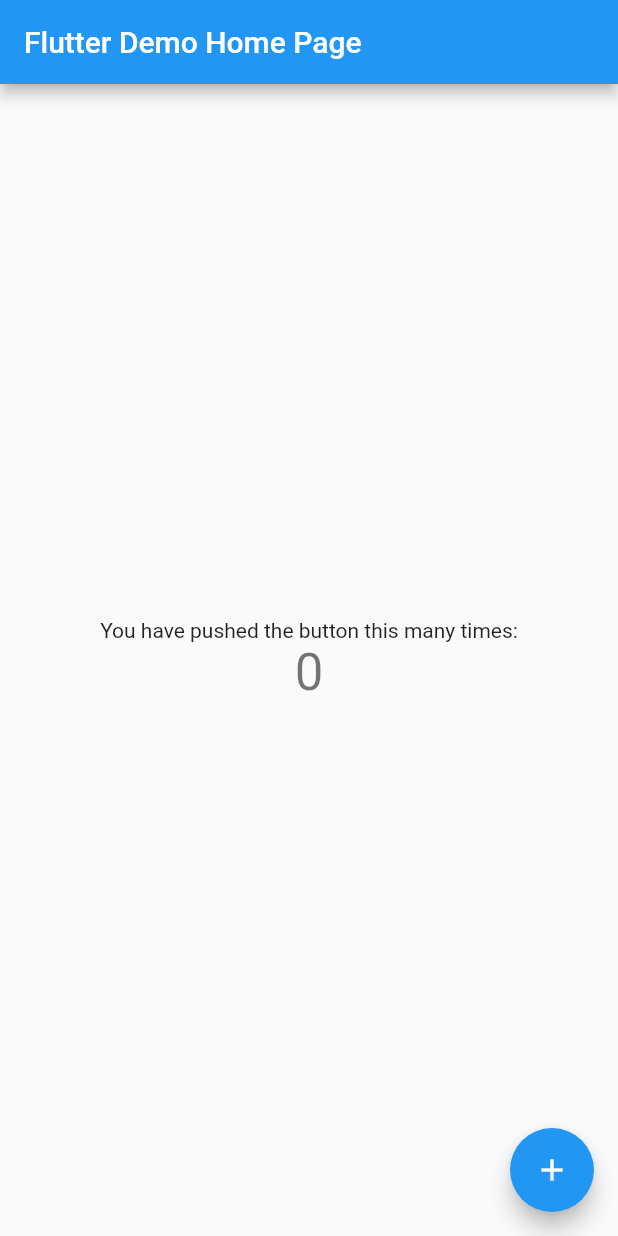
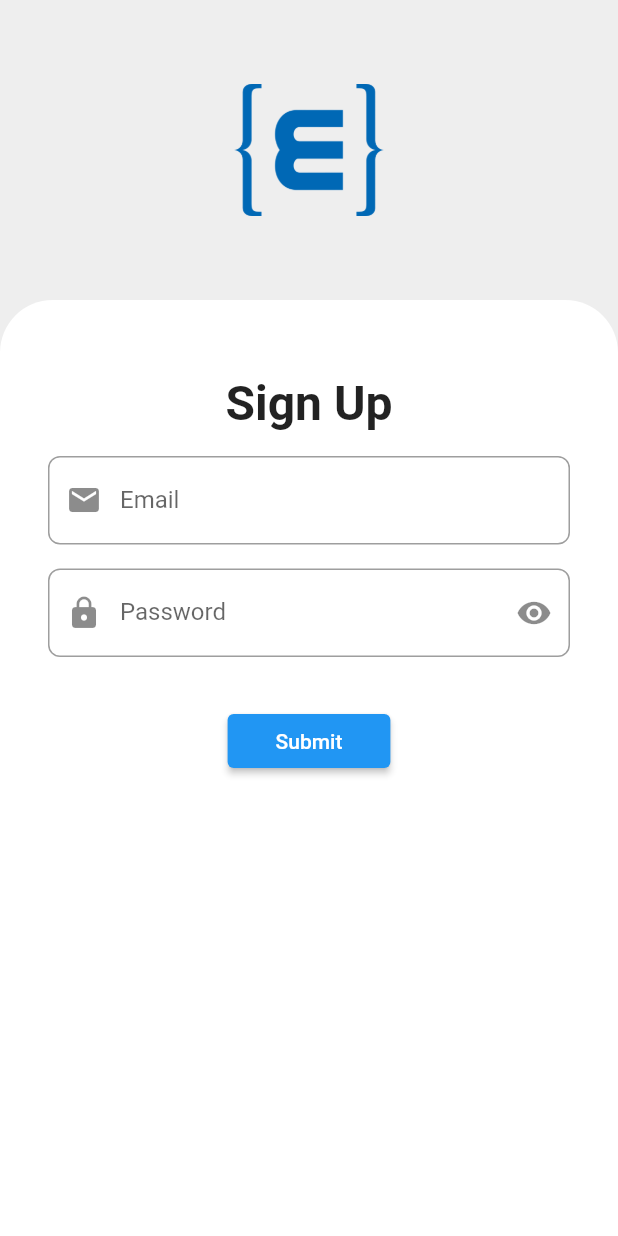
Before and after one commit to Austin-William/AppliTech, a Flutter app: the screen it shows after launch, on a phone screen of 412 x 824 dp. Run offline on Flutter 3.47's test engine with Material 2 defaults, Android fonts, the phone set to English and light mode, and no system bars.

Commit message:
[ADD] login page

```diff
--- /dev/null
+++ b/lib/app.dart
@@ -0,0 +1,20 @@
+import 'package:flutter/material.dart';
+import 'package:applitech/pages/home.dart';
+import 'package:applitech/pages/login.dart';
+
+class AppliTech extends StatelessWidget {
+  const AppliTech({Key? key}) : super(key: key);
+
+  @override
+  Widget build(BuildContext context) {
+    return MaterialApp(
+        title: 'AppliTech',
+        theme: ThemeData(
+          primarySwatch: Colors.blue,
+        ),
+        routes: {
+          '/': (context) => const Login(),
+          '/home': (context) => const Home(),
+        });
+  }
+}
--- a/lib/main.dart
+++ b/lib/main.dart
@@ -1,115 +1,6 @@
+import 'package:applitech/app.dart';
 import 'package:flutter/material.dart';
 
 void main() {
-  runApp(const MyApp());
+  runApp(const AppliTech());
 }
-
-class MyApp extends StatelessWidget {
-  const MyApp({Key? key}) : super(key: key);
-
-  // This widget is the root of your application.
-  @override
-  Widget build(BuildContext context) {
-    return MaterialApp(
-      title: 'Flutter Demo',
-      theme: ThemeData(
-        // This is the theme of your application.
-        //
-        // Try running your application with "flutter run". You'll see the
-        // application has a blue toolbar. Then, without quitting the app, try
-        // changing the primarySwatch below to Colors.green and then invoke
-        // "hot reload" (press "r" in the console where you ran "flutter run",
-        // or simply save your changes to "hot reload" in a Flutter IDE).
-        // Notice that the counter didn't reset back to zero; the application
-        // is not restarted.
-        primarySwatch: Colors.blue,
-      ),
-      home: const MyHomePage(title: 'Flutter Demo Home Page'),
-    );
-  }
-}
-
-class MyHomePage extends StatefulWidget {
-  const MyHomePage({Key? key, required this.title}) : super(key: key);
-
-  // This widget is the home page of your application. It is stateful, meaning
-  // that it has a State object (defined below) that contains fields that affect
-  // how it looks.
-
-  // This class is the configuration for the state. It holds the values (in this
-  // case the title) provided by the parent (in this case the App widget) and
-  // used by the build method of the State. Fields in a Widget subclass are
-  // always marked "final".
-
-  final String title;
-
-  @override
-  State<MyHomePage> createState() => _MyHomePageState();
-}
-
-class _MyHomePageState extends State<MyHomePage> {
-  int _counter = 0;
-
-  void _incrementCounter() {
-    setState(() {
-      // This call to setState tells the Flutter framework that something has
-      // changed in this State, which causes it to rerun the build method below
-      // so that the display can reflect the updated values. If we changed
-      // _counter without calling setState(), then the build method would not be
-      // called again, and so nothing would appear to happen.
-      _counter++;
-    });
-  }
-
-  @override
-  Widget build(BuildContext context) {
-    // This method is rerun every time setState is called, for instance as done
-    // by the _incrementCounter method above.
-    //
-    // The Flutter framework has been optimized to make rerunning build methods
-    // fast, so that you can just rebuild anything that needs updating rather
-    // than having to individually change instances of widgets.
-    return Scaffold(
-      appBar: AppBar(
-        // Here we take the value from the MyHomePage object that was created by
-        // the App.build method, and use it to set our appbar title.
-        title: Text(widget.title),
-      ),
-      body: Center(
-        // Center is a layout widget. It takes a single child and positions it
-        // in the middle of the parent.
-        child: Column(
-          // Column is also a layout widget. It takes a list of children and
-          // arranges them vertically. By default, it sizes itself to fit its
-          // children horizontally, and tries to be as tall as its parent.
-          //
-          // Invoke "debug painting" (press "p" in the console, choose the
-          // "Toggle Debug Paint" action from the Flutter Inspector in Android
-          // Studio, or the "Toggle Debug Paint" command in Visual Studio Code)
-          // to see the wireframe for each widget.
-          //
-          // Column has various properties to control how it sizes itself and
-          // how it positions its children. Here we use mainAxisAlignment to
-          // center the children vertically; the main axis here is the vertical
-          // axis because Columns are vertical (the cross axis would be
-          // horizontal).
-          mainAxisAlignment: MainAxisAlignment.center,
-          children: <Widget>[
-            const Text(
-              'You have pushed the button this many times:',
-            ),
-            Text(
-              '$_counter',
-              style: Theme.of(context).textTheme.headline4,
-            ),
-          ],
-        ),
-      ),
-      floatingActionButton: FloatingActionButton(
-        onPressed: _incrementCounter,
-        tooltip: 'Increment',
-        child: const Icon(Icons.add),
-      ), // This trailing comma makes auto-formatting nicer for build methods.
-    );
-  }
-}
--- /dev/null
+++ b/lib/pages/home.dart
@@ -0,0 +1,24 @@
+import 'package:flutter/material.dart';
+
+class Home extends StatefulWidget {
+  const Home({Key? key}) : super(key: key);
+
+  @override
+  _HomeState createState() => _HomeState();
+}
+
+class _HomeState extends State<Home> {
+  @override
+  Widget build(BuildContext context) {
+    return MaterialApp(
+      home: Scaffold(
+        appBar: AppBar(
+          title: const Text('Home'),
+        ),
+        body: const Center(
+          child: Text('Home'),
+        ),
+      ),
+    );
+  }
+}
--- /dev/null
+++ b/lib/pages/login.dart
@@ -0,0 +1,148 @@
+import 'package:flutter/cupertino.dart';
+import 'package:flutter/material.dart';
+
+class Login extends StatefulWidget {
+  const Login({Key? key}) : super(key: key);
+
+  @override
+  _LoginState createState() => _LoginState();
+}
+
+class _LoginState extends State<Login> {
+  TextEditingController emailController = TextEditingController();
+  TextEditingController passwordController = TextEditingController();
+  bool isVisible = true;
+  String errorMessage = '';
+
+  @override
+  Widget build(BuildContext context) {
+    return Scaffold(
+      backgroundColor: Colors.grey[200],
+      body: Column(
+        children: [
+          Container(
+            padding: const EdgeInsets.symmetric(vertical: 50),
+            child: Image.asset(
+              'assets/epitech_logo.png',
+              height: 100,
+              width: 100,
+            ),
+          ),
+          Expanded(
+            child: Container(
+              padding: const EdgeInsets.symmetric(horizontal: 32),
+              constraints: const BoxConstraints.expand(),
+              decoration: const BoxDecoration(
+                  color: Colors.white,
+                  borderRadius: BorderRadius.only(
+                      topLeft: Radius.circular(35),
+                      topRight: Radius.circular(35))),
+              child: Column(
+                children: [
+                  const SizedBox(
+                    height: 50,
+                  ),
+                  const Text(
+                    'Sign Up',
+                    style: TextStyle(fontSize: 32, fontWeight: FontWeight.bold),
+                  ),
+                  const SizedBox(
+                    height: 16,
+                  ),
+                  TextField(
+                    controller: emailController,
+                    onChanged: (value) {
+                      setState(() {
+                        // print(value);
+                      });
+                    },
+                    decoration: InputDecoration(
+                        prefixIcon: const Icon(Icons.mail),
+                        suffixIcon: emailController.text.isEmpty
+                            ? const Text('')
+                            : GestureDetector(
+                                onTap: () {
+                                  emailController.clear();
+                                },
+                                child: const Icon(Icons.close)),
+                        hintText: 'example@epitech.eu',
+                        labelText: 'Email',
+                        border: OutlineInputBorder(
+                            borderRadius: BorderRadius.circular(8),
+                            borderSide:
+                                const BorderSide(color: Colors.red, width: 1))),
+                  ),
+                  const SizedBox(
+                    height: 16,
+                  ),
+                  TextField(
+                    obscureText: isVisible,
+                    controller: passwordController,
+                    onChanged: (value) {
+                      // print(value);
+                    },
+                    decoration: InputDecoration(
+                        prefixIcon: const Icon(Icons.lock),
+                        suffixIcon: GestureDetector(
+                            onTap: () {
+                              isVisible = !isVisible;
+                              setState(() {});
+                            },
+                            child: Icon(isVisible
+                                ? Icons.visibility
+                                : Icons.visibility_off)),
+                        hintText: 'Password',
+                        labelText: 'Password',
+                        border: OutlineInputBorder(
+                            borderRadius: BorderRadius.circular(8),
+                            borderSide:
+                                const BorderSide(color: Colors.red, width: 1))),
+                  ),
+                  const SizedBox(
+                    height: 16,
+                  ),
+                  Text(
+                    errorMessage,
+                    style: const TextStyle(color: Colors.red),
+                  ),
+                  ElevatedButton(
+                    onPressed: () {
+                      if (emailController.text.isEmpty &&
+                          passwordController.text.isEmpty) {
+                        setState(() {
+                          errorMessage = 'Please fill all the fields';
+                        });
+                      } else {
+                        if (emailController.text.isEmpty ||
+                            passwordController.text.isEmpty) {
+                          if (emailController.text.isEmpty) {
+                            setState(() {
+                              errorMessage = 'Email is missing';
+                            });
+                          }
+                          if (passwordController.text.isEmpty) {
+                            setState(() {
+                              errorMessage = 'Password is missing';
+                            });
+                          }
+                        } else {
+                          errorMessage = '';
+                          Navigator.popAndPushNamed(context, '/home');
+                        }
+                      }
+                    },
+                    child: const Padding(
+                      padding:
+                          EdgeInsets.symmetric(horizontal: 16, vertical: 10),
+                      child: Text('Submit'),
+                    ),
+                  ),
+                ],
+              ),
+            ),
+          )
+        ],
+      ),
+    );
+  }
+}
--- a/pubspec.yaml
+++ b/pubspec.yaml
@@ -58,9 +58,8 @@
   uses-material-design: true
 
   # To add assets to your application, add an assets section, like this:
-  # assets:
-  #   - images/a_dot_burr.jpeg
-  #   - images/a_dot_ham.jpeg
+  assets:
+    - assets/epitech_logo.png
 
   # An image asset can refer to one or more resolution-specific "variants", see
   # https://flutter.dev/assets-and-images/#resolution-aware.
```
Also changed, not shown: assets/epitech_logo.png (added), 1 other file.
